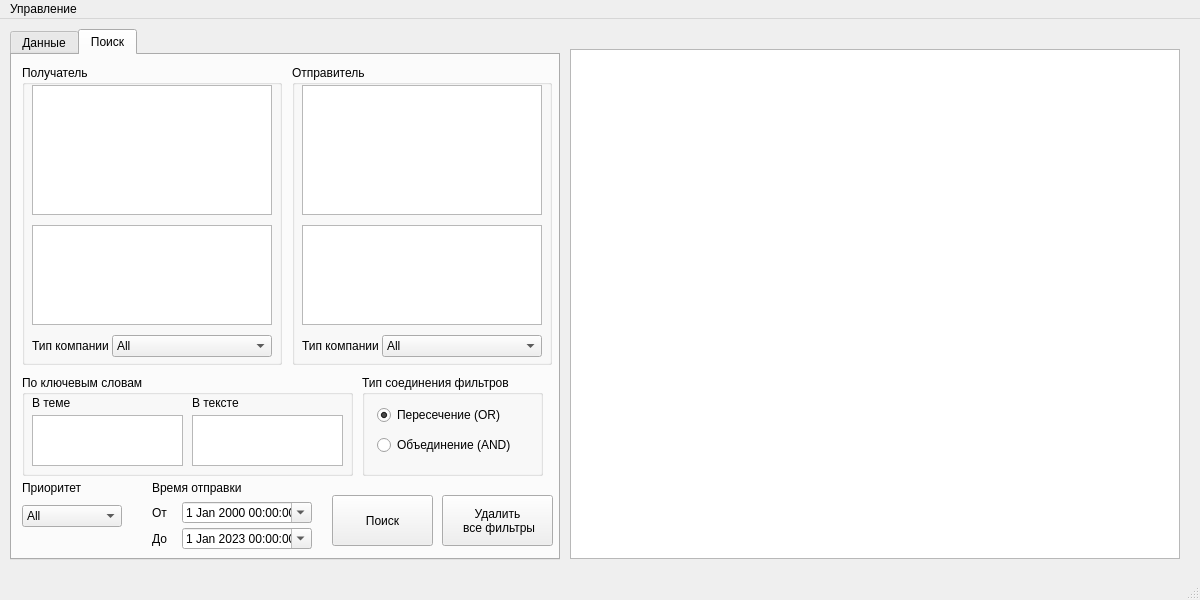
The window that View/ui/mainWindow.ui (GrishaSkurikhin/MailPreparation) describes before a commit, drawn with Qt 5.
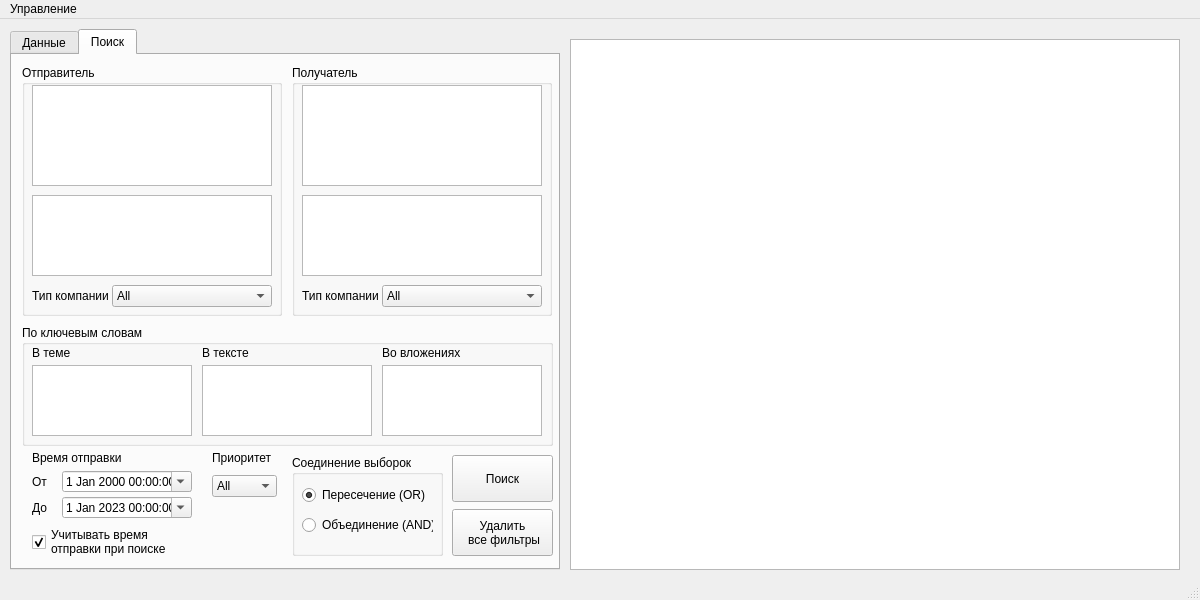
The same window after the commit. The open tabs and pages were chosen to show the change. Icons and pictures are not drawn.

The edit to the form file:
```diff
--- a/View/ui/mainWindow.ui
+++ b/View/ui/mainWindow.ui
@@ -43,9 +43,9 @@
     <property name="geometry">
      <rect>
       <x>570</x>
-      <y>30</y>
+      <y>20</y>
       <width>610</width>
-      <height>510</height>
+      <height>531</height>
      </rect>
     </property>
     <property name="autoScrollMargin">
@@ -73,11 +73,11 @@
       <x>10</x>
       <y>10</y>
       <width>550</width>
-      <height>531</height>
+      <height>541</height>
      </rect>
     </property>
     <property name="currentIndex">
-     <number>1</number>
+     <number>0</number>
     </property>
     <widget class="QWidget" name="Data">
      <attribute name="title">
@@ -256,7 +256,7 @@
         <x>10</x>
         <y>169</y>
         <width>521</width>
-        <height>321</height>
+        <height>331</height>
        </rect>
       </property>
      </widget>
@@ -265,66 +265,13 @@
      <attribute name="title">
       <string>Поиск</string>
      </attribute>
-     <widget class="QComboBox" name="PriorityComboBox">
-      <property name="geometry">
-       <rect>
-        <x>10</x>
-        <y>450</y>
-        <width>100</width>
-        <height>22</height>
-       </rect>
-      </property>
-      <item>
-       <property name="text">
-        <string>All</string>
-       </property>
-      </item>
-      <item>
-       <property name="text">
-        <string>Highest</string>
-       </property>
-      </item>
-      <item>
-       <property name="text">
-        <string>High</string>
-       </property>
-      </item>
-      <item>
-       <property name="text">
-        <string>Normal</string>
-       </property>
-      </item>
-      <item>
-       <property name="text">
-        <string>Low</string>
-       </property>
-      </item>
-      <item>
-       <property name="text">
-        <string>Lowest</string>
-       </property>
-      </item>
-     </widget>
-     <widget class="QLabel" name="PriorityLabel">
-      <property name="geometry">
-       <rect>
-        <x>10</x>
-        <y>425</y>
-        <width>101</width>
-        <height>16</height>
-       </rect>
-      </property>
-      <property name="text">
-       <string>Приоритет</string>
-      </property>
-     </widget>
      <widget class="QGroupBox" name="KeywordsGroupBox">
       <property name="geometry">
        <rect>
         <x>10</x>
-        <y>320</y>
-        <width>331</width>
-        <height>101</height>
+        <y>270</y>
+        <width>531</width>
+        <height>121</height>
        </rect>
       </property>
       <property name="title">
@@ -335,7 +282,7 @@
         <rect>
          <x>10</x>
          <y>20</y>
-         <width>170</width>
+         <width>160</width>
          <height>15</height>
         </rect>
        </property>
@@ -346,9 +293,9 @@
       <widget class="QLabel" name="InTextLabel">
        <property name="geometry">
         <rect>
-         <x>170</x>
+         <x>180</x>
          <y>20</y>
-         <width>151</width>
+         <width>170</width>
          <height>16</height>
         </rect>
        </property>
@@ -361,18 +308,41 @@
         <rect>
          <x>10</x>
          <y>40</y>
-         <width>151</width>
-         <height>51</height>
+         <width>160</width>
+         <height>71</height>
         </rect>
        </property>
       </widget>
       <widget class="QTextEdit" name="InTextEdit">
        <property name="geometry">
         <rect>
-         <x>170</x>
+         <x>180</x>
          <y>40</y>
-         <width>151</width>
-         <height>51</height>
+         <width>170</width>
+         <height>71</height>
+        </rect>
+       </property>
+      </widget>
+      <widget class="QLabel" name="InFilesLabel">
+       <property name="geometry">
+        <rect>
+         <x>360</x>
+         <y>20</y>
+         <width>160</width>
+         <height>16</height>
+        </rect>
+       </property>
+       <property name="text">
+        <string>Во вложениях</string>
+       </property>
+      </widget>
+      <widget class="QTextEdit" name="InFilesEdit">
+       <property name="geometry">
+        <rect>
+         <x>360</x>
+         <y>40</y>
+         <width>160</width>
+         <height>71</height>
         </rect>
        </property>
       </widget>
@@ -380,10 +350,10 @@
      <widget class="QGroupBox" name="RecieverGroupBox">
       <property name="geometry">
        <rect>
-        <x>10</x>
+        <x>280</x>
         <y>10</y>
         <width>260</width>
-        <height>300</height>
+        <height>251</height>
        </rect>
       </property>
       <property name="title">
@@ -395,7 +365,7 @@
          <x>10</x>
          <y>20</y>
          <width>240</width>
-         <height>130</height>
+         <height>101</height>
         </rect>
        </property>
        <property name="editTriggers">
@@ -409,9 +379,9 @@
        <property name="geometry">
         <rect>
          <x>10</x>
-         <y>160</y>
+         <y>130</y>
          <width>240</width>
-         <height>100</height>
+         <height>81</height>
         </rect>
        </property>
        <property name="editTriggers">
@@ -425,7 +395,7 @@
        <property name="geometry">
         <rect>
          <x>90</x>
-         <y>270</y>
+         <y>220</y>
          <width>160</width>
          <height>22</height>
         </rect>
@@ -450,7 +420,7 @@
        <property name="geometry">
         <rect>
          <x>10</x>
-         <y>273</y>
+         <y>223</y>
          <width>80</width>
          <height>15</height>
         </rect>
@@ -460,94 +430,91 @@
        </property>
       </widget>
      </widget>
-     <widget class="QGroupBox" name="SenderGroupBox">
+     <widget class="QPushButton" name="FindButton">
       <property name="geometry">
        <rect>
-        <x>280</x>
-        <y>10</y>
-        <width>260</width>
-        <height>300</height>
+        <x>440</x>
+        <y>400</y>
+        <width>101</width>
+        <height>47</height>
        </rect>
       </property>
-      <property name="title">
-       <string>Отправитель</string>
+      <property name="text">
+       <string>Поиск</string>
       </property>
-      <widget class="QListView" name="SenderListView">
-       <property name="geometry">
-        <rect>
-         <x>10</x>
-         <y>20</y>
-         <width>240</width>
-         <height>130</height>
-        </rect>
+     </widget>
+     <widget class="QPushButton" name="DeleteAllFiltersButton">
+      <property name="geometry">
+       <rect>
+        <x>440</x>
+        <y>454</y>
+        <width>101</width>
+        <height>47</height>
+       </rect>
+      </property>
+      <property name="text">
+       <string>Удалить
+ все фильтры</string>
+      </property>
+     </widget>
+     <widget class="QComboBox" name="PriorityComboBox">
+      <property name="geometry">
+       <rect>
+        <x>200</x>
+        <y>420</y>
+        <width>65</width>
+        <height>22</height>
+       </rect>
+      </property>
+      <item>
+       <property name="text">
+        <string>All</string>
        </property>
-       <property name="editTriggers">
-        <set>QAbstractItemView::NoEditTriggers</set>
+      </item>
+      <item>
+       <property name="text">
+        <string>Highest</string>
        </property>
-       <property name="selectionMode">
-        <enum>QAbstractItemView::ExtendedSelection</enum>
+      </item>
+      <item>
+       <property name="text">
+        <string>High</string>
        </property>
-      </widget>
-      <widget class="QListView" name="SenderCompaniesListView">
-       <property name="geometry">
-        <rect>
-         <x>10</x>
-         <y>160</y>
-         <width>240</width>
-         <height>100</height>
-        </rect>
+      </item>
+      <item>
+       <property name="text">
+        <string>Normal</string>
        </property>
-       <property name="editTriggers">
-        <set>QAbstractItemView::NoEditTriggers</set>
+      </item>
+      <item>
+       <property name="text">
+        <string>Low</string>
        </property>
-       <property name="selectionMode">
-        <enum>QAbstractItemView::ExtendedSelection</enum>
-       </property>
-      </widget>
-      <widget class="QComboBox" name="SenderCompanyTypeComboBox">
-       <property name="geometry">
-        <rect>
-         <x>90</x>
-         <y>270</y>
-         <width>160</width>
-         <height>22</height>
-        </rect>
-       </property>
-       <item>
-        <property name="text">
-         <string>All</string>
-        </property>
-       </item>
-       <item>
-        <property name="text">
-         <string>Partners</string>
-        </property>
-       </item>
-       <item>
-        <property name="text">
-         <string>Clients</string>
-        </property>
-       </item>
-      </widget>
-      <widget class="QLabel" name="SenderCompanyTypeLabel">
-       <property name="geometry">
-        <rect>
-         <x>10</x>
-         <y>273</y>
-         <width>81</width>
-         <height>16</height>
-        </rect>
-       </property>
+      </item>
+      <item>
        <property name="text">
-        <string>Тип компании</string>
+        <string>Lowest</string>
        </property>
-      </widget>
+      </item>
+     </widget>
+     <widget class="QLabel" name="PriorityLabel">
+      <property name="geometry">
+       <rect>
+        <x>200</x>
+        <y>395</y>
+        <width>65</width>
+        <height>16</height>
+       </rect>
+      </property>
+      <property name="text">
+       <string>Приоритет</string>
+      </property>
      </widget>
      <widget class="QDateTimeEdit" name="ToDateTimeEdit">
       <property name="geometry">
        <rect>
-        <x>170</x>
-        <y>473</y>
+        <x>50</x>
+        <y>442</y>
         <width>130</width>
         <height>21</height>
        </rect>
@@ -566,11 +533,24 @@
        <bool>true</bool>
       </property>
      </widget>
+     <widget class="QLabel" name="TimeFromLabel">
+      <property name="geometry">
+       <rect>
+        <x>20</x>
+        <y>419</y>
+        <width>25</width>
+        <height>15</height>
+       </rect>
+      </property>
+      <property name="text">
+       <string>От</string>
+      </property>
+     </widget>
      <widget class="QLabel" name="TimeLabel">
       <property name="geometry">
        <rect>
-        <x>140</x>
-        <y>425</y>
+        <x>20</x>
+        <y>395</y>
         <width>160</width>
         <height>15</height>
        </rect>
@@ -579,37 +559,11 @@
        <string>Время отправки</string>
       </property>
      </widget>
-     <widget class="QLabel" name="TimeFromLabel">
-      <property name="geometry">
-       <rect>
-        <x>140</x>
-        <y>450</y>
-        <width>25</width>
-        <height>15</height>
-       </rect>
-      </property>
-      <property name="text">
-       <string>От</string>
-      </property>
-     </widget>
-     <widget class="QDateTimeEdit" name="FromDateTimeEdit">
-      <property name="geometry">
-       <rect>
-        <x>170</x>
-        <y>447</y>
-        <width>130</width>
-        <height>21</height>
-       </rect>
-      </property>
-      <property name="calendarPopup">
-       <bool>true</bool>
-      </property>
-     </widget>
      <widget class="QLabel" name="TimeToLabel">
       <property name="geometry">
        <rect>
-        <x>140</x>
-        <y>476</y>
+        <x>20</x>
+        <y>445</y>
         <width>25</width>
         <height>15</height>
        </rect>
@@ -618,51 +572,54 @@
        <string>До</string>
       </property>
      </widget>
-     <widget class="QPushButton" name="FindButton">
+     <widget class="QDateTimeEdit" name="FromDateTimeEdit">
       <property name="geometry">
        <rect>
-        <x>320</x>
-        <y>440</y>
-        <width>101</width>
-        <height>51</height>
+        <x>50</x>
+        <y>416</y>
+        <width>130</width>
+        <height>21</height>
        </rect>
       </property>
-      <property name="text">
-       <string>Поиск</string>
+      <property name="calendarPopup">
+       <bool>true</bool>
       </property>
      </widget>
-     <widget class="QPushButton" name="DeleteAllFiltersButton">
+     <widget class="QCheckBox" name="IsTimeSearchCheckBox">
       <property name="geometry">
        <rect>
-        <x>430</x>
-        <y>440</y>
-        <width>111</width>
-        <height>51</height>
+        <x>20</x>
+        <y>471</y>
+        <width>161</width>
+        <height>32</height>
        </rect>
       </property>
       <property name="text">
-       <string>Удалить
- все фильтры</string>
+       <string>Учитывать время
+отправки при поиске</string>
+      </property>
+      <property name="checked">
+       <bool>true</bool>
       </property>
      </widget>
      <widget class="QGroupBox" name="FiltersTypeGroupBox">
       <property name="geometry">
        <rect>
-        <x>350</x>
-        <y>320</y>
-        <width>181</width>
+        <x>280</x>
+        <y>400</y>
+        <width>151</width>
         <height>101</height>
        </rect>
       </property>
       <property name="title">
-       <string>Тип соединения фильтров</string>
+       <string>Соединение выборок</string>
       </property>
       <widget class="QRadioButton" name="UnionRadioButton">
        <property name="geometry">
         <rect>
-         <x>15</x>
+         <x>10</x>
          <y>30</y>
-         <width>140</width>
+         <width>131</width>
          <height>20</height>
         </rect>
        </property>
@@ -676,9 +633,9 @@
       <widget class="QRadioButton" name="IntersectionRadioButton">
        <property name="geometry">
         <rect>
-         <x>15</x>
+         <x>10</x>
          <y>60</y>
-         <width>140</width>
+         <width>131</width>
          <height>20</height>
         </rect>
        </property>
@@ -687,6 +644,89 @@
        </property>
       </widget>
      </widget>
+     <widget class="QGroupBox" name="SenderGroupBox">
+      <property name="geometry">
+       <rect>
+        <x>10</x>
+        <y>10</y>
+        <width>260</width>
+        <height>251</height>
+       </rect>
+      </property>
+      <property name="title">
+       <string>Отправитель</string>
+      </property>
+      <widget class="QListView" name="SenderListView">
+       <property name="geometry">
+        <rect>
+         <x>10</x>
+         <y>20</y>
+         <width>240</width>
+         <height>101</height>
+        </rect>
+       </property>
+       <property name="editTriggers">
+        <set>QAbstractItemView::NoEditTriggers</set>
+       </property>
+       <property name="selectionMode">
+        <enum>QAbstractItemView::ExtendedSelection</enum>
+       </property>
+      </widget>
+      <widget class="QListView" name="SenderCompaniesListView">
+       <property name="geometry">
+        <rect>
+         <x>10</x>
+         <y>130</y>
+         <width>240</width>
+         <height>81</height>
+        </rect>
+       </property>
+       <property name="editTriggers">
+        <set>QAbstractItemView::NoEditTriggers</set>
+       </property>
+       <property name="selectionMode">
+        <enum>QAbstractItemView::ExtendedSelection</enum>
+       </property>
+      </widget>
+      <widget class="QComboBox" name="SenderCompanyTypeComboBox">
+       <property name="geometry">
+        <rect>
+         <x>90</x>
+         <y>220</y>
+         <width>160</width>
+         <height>22</height>
+        </rect>
+       </property>
+       <item>
+        <property name="text">
+         <string>All</string>
+        </property>
+       </item>
+       <item>
+        <property name="text">
+         <string>Partners</string>
+        </property>
+       </item>
+       <item>
+        <property name="text">
+         <string>Clients</string>
+        </property>
+       </item>
+      </widget>
+      <widget class="QLabel" name="SenderCompanyTypeLabel">
+       <property name="geometry">
+        <rect>
+         <x>10</x>
+         <y>223</y>
+         <width>81</width>
+         <height>16</height>
+        </rect>
+       </property>
+       <property name="text">
+        <string>Тип компании</string>
+       </property>
+      </widget>
+     </widget>
     </widget>
    </widget>
   </widget>
```
